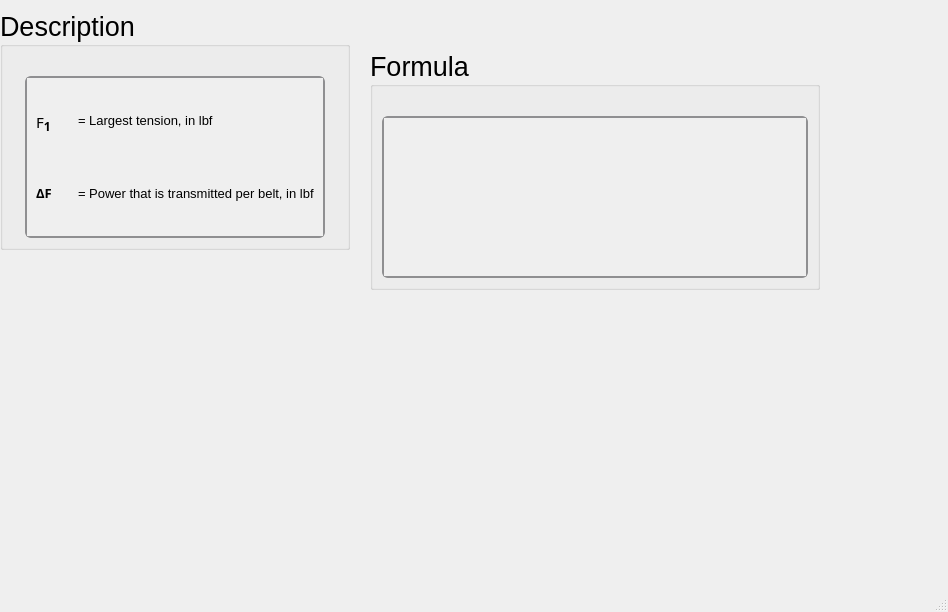
First picture: the form in ui/vbelt_f2leastten.ui, repository Ah00ra/HNNS, before the edit.
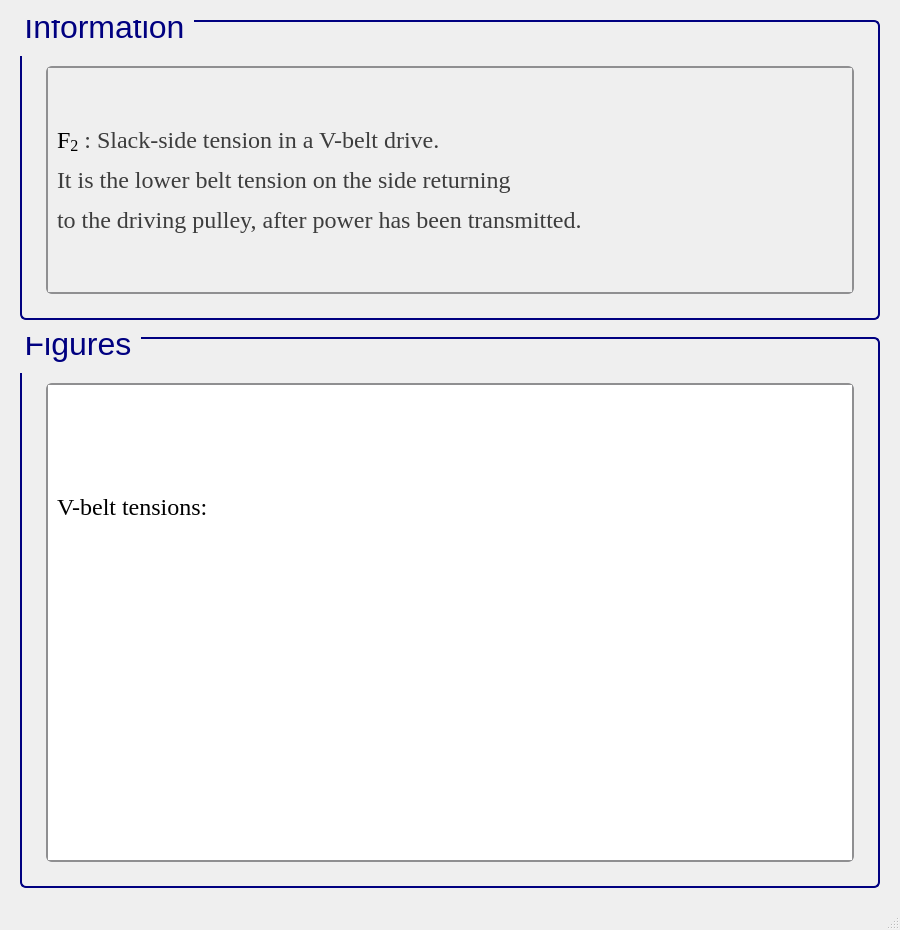
Second picture: the form after the edit. Icons and pictures are not drawn.

Commit message: Add ui info to vbelt

```diff
--- a/ui/vbelt_f2leastten.ui
+++ b/ui/vbelt_f2leastten.ui
@@ -6,23 +6,45 @@
    <rect>
     <x>0</x>
     <y>0</y>
-    <width>948</width>
-    <height>612</height>
+    <width>900</width>
+    <height>930</height>
    </rect>
   </property>
+  <property name="sizePolicy">
+   <sizepolicy hsizetype="Minimum" vsizetype="Minimum">
+    <horstretch>0</horstretch>
+    <verstretch>0</verstretch>
+   </sizepolicy>
+  </property>
+  <property name="minimumSize">
+   <size>
+    <width>900</width>
+    <height>930</height>
+   </size>
+  </property>
   <property name="windowTitle">
    <string>MainWindow</string>
   </property>
   <widget class="QWidget" name="centralwidget">
-   <widget class="QGroupBox" name="groupBox_423">
-    <property name="geometry">
-     <rect>
-      <x>0</x>
-      <y>10</y>
-      <width>350</width>
-      <height>240</height>
-     </rect>
-    </property>
+   <layout class="QGridLayout" name="gridLayout">
+    <item row="0" column="1">
+     <spacer name="verticalSpacer_26">
+      <property name="orientation">
+       <enum>Qt::Vertical</enum>
+      </property>
+      <property name="sizeType">
+       <enum>QSizePolicy::Fixed</enum>
+      </property>
+      <property name="sizeHint" stdset="0">
+       <size>
+        <width>839</width>
+        <height>11</height>
+       </size>
+      </property>
+     </spacer>
+    </item>
+    <item row="1" column="1">
+     <widget class="QGroupBox" name="groupBox_125">
     <property name="sizePolicy">
      <sizepolicy hsizetype="Minimum" vsizetype="Minimum">
       <horstretch>0</horstretch>
@@ -31,66 +53,72 @@
     </property>
     <property name="minimumSize">
      <size>
-      <width>350</width>
-      <height>0</height>
-     </size>
-    </property>
-    <property name="maximumSize">
-     <size>
-      <width>350</width>
-      <height>241</height>
+        <width>822</width>
+        <height>300</height>
      </size>
     </property>
     <property name="font">
      <font>
       <family>Segoe UI</family>
-      <pointsize>20</pointsize>
+        <pointsize>24</pointsize>
       <weight>50</weight>
       <italic>false</italic>
       <bold>false</bold>
      </font>
     </property>
+      <property name="styleSheet">
+       <string notr="true">QGroupBox {
+    border: 2px solid navy;
+    border-radius: 6px;
+    background-color: qlineargradient(x1:0, y1:0, x2:0, y2:1,
+                                      stop:0 #f6f7fa, stop:1 #dadbde);
+    font: 24pt &quot;Segoe UI&quot;;
+    padding: 5px; /* add padding inside the group box */
+    color: black;
+}
+QGroupBox::title {
+    subcontrol-origin: margin;
+    subcontrol-position: top left;
+    padding-left: 0px;
+    padding-right: 5px;
+    padding-top: 0px;
+    margin-top: -22px;  /* shift title up */
+    color: navy;
+    font-weight: bold;
+}
+</string>
+      </property>
     <property name="title">
-     <string>Description</string>
-    </property>
-    <layout class="QGridLayout" name="gridLayout_862">
-     <item row="0" column="0">
-      <spacer name="verticalSpacer_423">
+       <string>Information</string>
+      </property>
+      <layout class="QGridLayout" name="gridLayout_255">
+       <item row="1" column="2">
+        <spacer name="verticalSpacer_36">
        <property name="orientation">
-        <enum>Qt::Vertical</enum>
+          <enum>Qt::Horizontal</enum>
        </property>
        <property name="sizeType">
         <enum>QSizePolicy::Fixed</enum>
        </property>
        <property name="sizeHint" stdset="0">
         <size>
-         <width>20</width>
+           <width>10</width>
          <height>20</height>
         </size>
        </property>
       </spacer>
      </item>
-     <item row="1" column="0">
-      <widget class="QScrollArea" name="scrollArea_252">
+       <item row="1" column="1">
+        <widget class="QScrollArea" name="scrollArea_43">
        <property name="sizePolicy">
         <sizepolicy hsizetype="Minimum" vsizetype="Minimum">
          <horstretch>0</horstretch>
          <verstretch>0</verstretch>
         </sizepolicy>
        </property>
-       <property name="maximumSize">
-        <size>
-         <width>300</width>
-         <height>361</height>
-        </size>
-       </property>
        <property name="font">
         <font>
-         <family>Segoe UI</family>
          <pointsize>15</pointsize>
-         <weight>50</weight>
-         <italic>false</italic>
-         <bold>false</bold>
         </font>
        </property>
        <property name="styleSheet">
@@ -168,80 +196,121 @@
          <rect>
           <x>0</x>
           <y>0</y>
-          <width>296</width>
-          <height>146</height>
-         </rect>
-        </property>
-        <layout class="QGridLayout" name="gridLayout_863">
+            <width>774</width>
+            <height>212</height>
+           </rect>
+          </property>
+          <layout class="QGridLayout" name="gridLayout_3">
+           <item row="0" column="0">
+            <widget class="QLabel" name="label_3">
+             <property name="font">
+              <font>
+               <family>Times New Roman</family>
+               <pointsize>18</pointsize>
+               <weight>50</weight>
+               <bold>false</bold>
+              </font>
+             </property>
+             <property name="cursor">
+              <cursorShape>ArrowCursor</cursorShape>
+             </property>
+             <property name="frameShape">
+              <enum>QFrame::NoFrame</enum>
+             </property>
+             <property name="text">
+              <string>&lt;html&gt;&lt;head/&gt;&lt;body&gt;&lt;p&gt;&lt;span style=&quot; color:#000000;&quot;&gt;F&lt;/span&gt;&lt;span style=&quot; color:#000000; vertical-align:sub;&quot;&gt;2&lt;/span&gt;&lt;span style=&quot; color:#3d3d3d;&quot;&gt; : &lt;/span&gt;&lt;span style=&quot; color:#3d3d3d;&quot;&gt;S&lt;/span&gt;&lt;span style=&quot; color:#3d3d3d;&quot;&gt;lack-side tension&lt;/span&gt;&lt;span style=&quot; color:#3d3d3d;&quot;&gt; in a V-belt drive.&lt;/span&gt;&lt;/p&gt;&lt;p&gt;&lt;span style=&quot; color:#3d3d3d;&quot;&gt;It is the &lt;/span&gt;&lt;span style=&quot; color:#3d3d3d;&quot;&gt;lower belt tension on the side returning&lt;/span&gt;&lt;/p&gt;&lt;p&gt;&lt;span style=&quot; color:#3d3d3d;&quot;&gt;to the driving pulley&lt;/span&gt;&lt;span style=&quot; color:#3d3d3d;&quot;&gt;, after power has been transmitted.&lt;/span&gt;&lt;/p&gt;&lt;/body&gt;&lt;/html&gt;</string>
+             </property>
+            </widget>
+           </item>
+          </layout>
+         </widget>
+        </widget>
+       </item>
+       <item row="2" column="1">
+        <spacer name="verticalSpacer_37">
+         <property name="orientation">
+          <enum>Qt::Vertical</enum>
+         </property>
+         <property name="sizeType">
+          <enum>QSizePolicy::Fixed</enum>
+         </property>
+         <property name="sizeHint" stdset="0">
+          <size>
+           <width>10</width>
+           <height>10</height>
+          </size>
+         </property>
+        </spacer>
+       </item>
+       <item row="1" column="0">
+        <spacer name="verticalSpacer_34">
+         <property name="orientation">
+          <enum>Qt::Horizontal</enum>
+         </property>
+         <property name="sizeType">
+          <enum>QSizePolicy::Fixed</enum>
+         </property>
+         <property name="sizeHint" stdset="0">
+          <size>
+           <width>10</width>
+           <height>20</height>
+          </size>
+         </property>
+        </spacer>
+       </item>
+       <item row="0" column="1">
+        <spacer name="verticalSpacer_35">
+         <property name="orientation">
+          <enum>Qt::Vertical</enum>
+         </property>
+         <property name="sizeType">
+          <enum>QSizePolicy::Fixed</enum>
+         </property>
+         <property name="sizeHint" stdset="0">
+          <size>
+           <width>20</width>
+           <height>30</height>
+          </size>
+         </property>
+        </spacer>
+       </item>
+      </layout>
+     </widget>
+    </item>
+    <item row="2" column="1">
+     <spacer name="verticalSpacer_23">
+      <property name="orientation">
+       <enum>Qt::Vertical</enum>
+      </property>
+      <property name="sizeType">
+       <enum>QSizePolicy::Fixed</enum>
+      </property>
+      <property name="sizeHint" stdset="0">
+       <size>
+        <width>839</width>
+        <height>11</height>
+       </size>
+      </property>
+     </spacer>
+    </item>
          <item row="3" column="0">
-          <widget class="QLabel" name="label_569">
-           <property name="font">
-            <font>
-             <family>Segoe UI Variable Small Semibol</family>
-             <pointsize>11</pointsize>
-             <weight>75</weight>
-             <bold>true</bold>
-            </font>
-           </property>
-           <property name="text">
-            <string>&lt;html&gt;&lt;head/&gt;&lt;body&gt;&lt;p&gt;&lt;span style=&quot; font-size:10pt;&quot;&gt;ΔF&lt;/span&gt;&lt;/p&gt;&lt;/body&gt;&lt;/html&gt;</string>
-           </property>
-          </widget>
+     <spacer name="verticalSpacer_25">
+      <property name="orientation">
+       <enum>Qt::Horizontal</enum>
+      </property>
+      <property name="sizeType">
+       <enum>QSizePolicy::Fixed</enum>
+      </property>
+      <property name="sizeHint" stdset="0">
+       <size>
+        <width>11</width>
+        <height>492</height>
+       </size>
+      </property>
+     </spacer>
          </item>
          <item row="3" column="1">
-          <widget class="QLabel" name="htext_1573">
-           <property name="font">
-            <font>
-             <pointsize>10</pointsize>
-            </font>
-           </property>
-           <property name="text">
-            <string>&lt;html&gt;&lt;head/&gt;&lt;body&gt;&lt;p&gt;= Power that is transmitted per belt, in lbf&lt;/p&gt;&lt;/body&gt;&lt;/html&gt;</string>
-           </property>
-          </widget>
-         </item>
-         <item row="0" column="1">
-          <widget class="QLabel" name="htext_1575">
-           <property name="font">
-            <font>
-             <pointsize>10</pointsize>
-            </font>
-           </property>
-           <property name="text">
-            <string>&lt;html&gt;&lt;head/&gt;&lt;body&gt;&lt;p&gt;= Largest tension, in lbf&lt;/p&gt;&lt;/body&gt;&lt;/html&gt;</string>
-           </property>
-          </widget>
-         </item>
-         <item row="0" column="0">
-          <widget class="QLabel" name="label_571">
-           <property name="font">
-            <font>
-             <family>Segoe UI Variable Small Semibol</family>
-             <pointsize>11</pointsize>
-             <weight>75</weight>
-             <bold>true</bold>
-            </font>
-           </property>
-           <property name="text">
-            <string>&lt;html&gt;&lt;head/&gt;&lt;body&gt;&lt;p&gt;&lt;span style=&quot; font-weight:400;&quot;&gt;F&lt;/span&gt;&lt;span style=&quot; font-size:14pt; vertical-align:sub;&quot;&gt;1&lt;/span&gt;&lt;/p&gt;&lt;/body&gt;&lt;/html&gt;</string>
-           </property>
-          </widget>
-         </item>
-        </layout>
-       </widget>
-      </widget>
-     </item>
-    </layout>
-   </widget>
-   <widget class="QGroupBox" name="groupBox_422">
-    <property name="geometry">
-     <rect>
-      <x>370</x>
-      <y>50</y>
-      <width>450</width>
-      <height>240</height>
-     </rect>
-    </property>
+     <widget class="QGroupBox" name="groupBox_42">
     <property name="sizePolicy">
      <sizepolicy hsizetype="Minimum" vsizetype="Minimum">
       <horstretch>0</horstretch>
@@ -250,57 +319,190 @@
     </property>
     <property name="minimumSize">
      <size>
-      <width>450</width>
-      <height>0</height>
-     </size>
-    </property>
-    <property name="maximumSize">
-     <size>
-      <width>450</width>
-      <height>241</height>
+        <width>822</width>
+        <height>350</height>
      </size>
     </property>
     <property name="font">
      <font>
       <family>Segoe UI</family>
-      <pointsize>20</pointsize>
+        <pointsize>24</pointsize>
       <weight>50</weight>
       <italic>false</italic>
       <bold>false</bold>
      </font>
     </property>
+      <property name="styleSheet">
+       <string notr="true">/* GroupBox styling */
+QGroupBox {
+    border: 2px solid navy;
+    border-radius: 6px;
+    background-color: qlineargradient(x1:0, y1:0, x2:0, y2:1,
+    stop:0 #f6f7fa, stop:1 #dadbde);
+    font: 24pt &quot;Segoe UI&quot;;
+    padding: 5px;
+    color: black;
+}
+
+/* GroupBox title styling */
+QGroupBox::title {
+    subcontrol-origin: margin;
+    subcontrol-position: top left;
+    padding-left: 0px;
+    padding-right: 5px;
+    padding-top: 0px;
+    margin-top: -22px;
+    color: navy;
+    font-weight: bold;
+}
+
+/* Make QScrollArea (only within GroupBox) have a white background with correct border */
+QGroupBox QScrollArea {
+    background-color: white !important;
+    border: 2px solid #8f8f91;
+    border-radius: 6px;
+}
+
+/* Make QScrollArea's viewport white as well */
+QGroupBox QScrollArea QWidget {
+    background-color: white !important;
+}
+
+/* Scrollbar styling inside QScrollArea in QGroupBox */
+QGroupBox QScrollArea QScrollBar:vertical, QGroupBox QScrollArea QScrollBar:horizontal {
+    background: qlineargradient(x1:0, y1:0, x2:0, y2:1,
+    stop:0 #f6f7fa, stop:1 #dadbde);
+    border: 2px solid #8f8f91;
+    border-radius: 6px;
+    width: 14px;
+    height: 14px;
+    margin: 2px 0 2px 0;
+}
+
+/* Remove bottom button of vertical scrollbar */
+QGroupBox QScrollArea QScrollBar::add-line:vertical {
+    height: 0px;
+    width: 0px;
+    border: none;
+    background: none;
+    margin: 0px;
+    padding: 0px;
+}
+
+/* Scrollbar handle */
+QGroupBox QScrollArea QScrollBar::handle:vertical, QGroupBox QScrollArea QScrollBar::handle:horizontal {
+    background: qlineargradient(x1:0, y1:0, x2:0, y2:1,
+    stop:0 #8f8f91, stop:1 #6f6f71);
+    min-height: 20px;
+    border-radius: 6px;
+    border: 1px solid #6f6f71;
+}
+
+QGroupBox QScrollArea QScrollBar::handle:vertical:hover, QGroupBox QScrollArea QScrollBar::handle:horizontal:hover {
+    background: qlineargradient(x1:0, y1:0, x2:0, y2:1,
+    stop:0 #6f6f71, stop:1 #4f4f51);
+    border: 1px solid #4f4f51;
+}
+
+/* Scrollbar sub-line buttons */
+QGroupBox QScrollArea QScrollBar::sub-line:vertical, QGroupBox QScrollArea QScrollBar::add-line:horizontal, QGroupBox QScrollArea QScrollBar::sub-line:horizontal {
+    background: #8f8f91;
+    border: none;
+    border-radius: 3px;
+    height: 14px;
+    width: 14px;
+    subcontrol-origin: margin;
+}
+
+QGroupBox QScrollArea QScrollBar::sub-line:vertical:hover, QGroupBox QScrollArea QScrollBar::add-line:horizontal:hover, QGroupBox QScrollArea QScrollBar::sub-line:horizontal:hover {
+    background: #6f6f71;
+}
+
+/* Transparent page areas */
+QGroupBox QScrollArea QScrollBar::add-page:vertical, QGroupBox QScrollArea QScrollBar::sub-page:vertical,
+QGroupBox QScrollArea QScrollBar::add-page:horizontal, QGroupBox QScrollArea QScrollBar::sub-page:horizontal {
+    background: transparent;
+}
+</string>
+      </property>
     <property name="title">
-     <string>Formula</string>
-    </property>
-    <layout class="QGridLayout" name="gridLayout_860">
+       <string>Figures</string>
+      </property>
+      <layout class="QGridLayout" name="gridLayout_2">
+       <item row="0" column="1">
+        <spacer name="verticalSpacer_41">
+         <property name="orientation">
+          <enum>Qt::Vertical</enum>
+         </property>
+         <property name="sizeType">
+          <enum>QSizePolicy::Fixed</enum>
+         </property>
+         <property name="sizeHint" stdset="0">
+          <size>
+           <width>20</width>
+           <height>30</height>
+          </size>
+         </property>
+        </spacer>
+       </item>
      <item row="1" column="0">
-      <widget class="QScrollArea" name="scrollArea_251">
-       <property name="sizePolicy">
-        <sizepolicy hsizetype="Minimum" vsizetype="Minimum">
-         <horstretch>0</horstretch>
-         <verstretch>0</verstretch>
-        </sizepolicy>
-       </property>
-       <property name="font">
-        <font>
-         <family>Segoe UI</family>
-         <pointsize>15</pointsize>
-         <weight>50</weight>
-         <italic>false</italic>
-         <bold>false</bold>
-        </font>
-       </property>
+        <spacer name="verticalSpacer_39">
+         <property name="orientation">
+          <enum>Qt::Horizontal</enum>
+         </property>
+         <property name="sizeType">
+          <enum>QSizePolicy::Fixed</enum>
+         </property>
+         <property name="sizeHint" stdset="0">
+          <size>
+           <width>10</width>
+           <height>20</height>
+          </size>
+         </property>
+        </spacer>
+       </item>
+       <item row="1" column="1">
+        <widget class="QScrollArea" name="scrollArea_3">
        <property name="styleSheet">
-        <string notr="true">QScrollArea {
-    background: qlineargradient(x1:0, y1:0, x2:0, y2:1,
-                               stop:0 #f6f7fa, stop:1 #dadbde);
+          <string notr="true">/* GroupBox styling */
+QGroupBox {
+    border: 2px solid navy;
+    border-radius: 6px;
+    background-color: qlineargradient(x1:0, y1:0, x2:0, y2:1,
+    stop:0 #f6f7fa, stop:1 #dadbde);
+    font: 20pt &quot;Segoe UI&quot;;
+    padding: 5px;
+    color: black;
+}
+
+/* GroupBox title styling */
+QGroupBox::title {
+    subcontrol-origin: margin;
+    subcontrol-position: top left;
+    padding-left: 0px;
+    padding-right: 5px;
+    padding-top: 0px;
+    margin-top: -20px;
+    color: navy;
+    font-weight: bold;
+}
+
+/* Make QScrollArea (only within GroupBox) have a white background with correct border */
+QGroupBox QScrollArea {
+    background-color: white !important;
     border: 2px solid #8f8f91;
     border-radius: 6px;
 }
 
-QScrollArea QScrollBar:vertical, QScrollArea QScrollBar:horizontal {
+/* Make QScrollArea's viewport white as well */
+QGroupBox QScrollArea QWidget {
+    background-color: white !important;
+}
+
+/* Scrollbar styling inside QScrollArea in QGroupBox */
+QGroupBox QScrollArea QScrollBar:vertical, QGroupBox QScrollArea QScrollBar:horizontal {
     background: qlineargradient(x1:0, y1:0, x2:0, y2:1,
-                               stop:0 #f6f7fa, stop:1 #dadbde);
+    stop:0 #f6f7fa, stop:1 #dadbde);
     border: 2px solid #8f8f91;
     border-radius: 6px;
     width: 14px;
@@ -308,8 +510,8 @@
     margin: 2px 0 2px 0;
 }
 
-/* Completely remove the bottom button of the vertical scrollbar */
-QScrollArea QScrollBar::add-line:vertical {
+/* Remove bottom button of vertical scrollbar */
+QGroupBox QScrollArea QScrollBar::add-line:vertical {
     height: 0px;
     width: 0px;
     border: none;
@@ -318,9 +520,10 @@
     padding: 0px;
 }
 
-QScrollArea QScrollBar::handle:vertical, QScrollArea QScrollBar::handle:horizontal {
+/* Scrollbar handle */
+QGroupBox QScrollArea QScrollBar::handle:vertical, QGroupBox QScrollArea QScrollBar::handle:horizontal {
     background: qlineargradient(x1:0, y1:0, x2:0, y2:1,
-                               stop:0 #8f8f91, stop:1 #6f6f71);
+    stop:0 #8f8f91, stop:1 #6f6f71);
     min-height: 20px;
     border-radius: 6px;
     border: 1px solid #6f6f71;
@@ -332,7 +535,8 @@
     border: 1px solid #4f4f51;
 }
 
-QScrollArea QScrollBar::sub-line:vertical, QScrollArea QScrollBar::add-line:horizontal, QScrollArea QScrollBar::sub-line:horizontal {
+/* Scrollbar sub-line buttons */
+QGroupBox QScrollArea QScrollBar::sub-line:vertical, QGroupBox QScrollArea QScrollBar::add-line:horizontal, QGroupBox QScrollArea QScrollBar::sub-line:horizontal {
     background: #8f8f91;
     border: none;
     border-radius: 3px;
@@ -345,44 +549,54 @@
     background: #6f6f71;
 }
 
-QScrollArea QScrollBar::add-page:vertical, QScrollArea QScrollBar::sub-page:vertical,
-QScrollArea QScrollBar::add-page:horizontal, QScrollArea QScrollBar::sub-page:horizontal {
+/* Transparent page areas */
+QGroupBox QScrollArea QScrollBar::add-page:vertical, QGroupBox QScrollArea QScrollBar::sub-page:vertical,
+QGroupBox QScrollArea QScrollBar::add-page:horizontal, QGroupBox QScrollArea QScrollBar::sub-page:horizontal {
     background: transparent;
 }
 </string>
        </property>
-       <property name="verticalScrollBarPolicy">
-        <enum>Qt::ScrollBarAsNeeded</enum>
-       </property>
        <property name="widgetResizable">
         <bool>true</bool>
        </property>
-       <widget class="QWidget" name="scrollAreaWidgetContents_251">
+         <widget class="QWidget" name="scrollAreaWidgetContents_3">
         <property name="geometry">
          <rect>
           <x>0</x>
           <y>0</y>
-          <width>422</width>
-          <height>146</height>
-         </rect>
-        </property>
-        <layout class="QGridLayout" name="gridLayout_861">
+            <width>980</width>
+            <height>788</height>
+           </rect>
+          </property>
+          <layout class="QGridLayout" name="gridLayout_4">
          <item row="0" column="0">
           <widget class="QLabel" name="htext_1571">
            <property name="font">
             <font>
-             <family>MS Shell Dlg 2</family>
-             <pointsize>11</pointsize>
+               <family>Times New Roman</family>
+               <pointsize>18</pointsize>
              <weight>50</weight>
-             <italic>false</italic>
              <bold>false</bold>
             </font>
            </property>
+             <property name="cursor">
+              <cursorShape>ArrowCursor</cursorShape>
+             </property>
+             <property name="frameShape">
+              <enum>QFrame::NoFrame</enum>
+             </property>
            <property name="text">
-            <string>&lt;html&gt;&lt;head/&gt;&lt;body&gt;&lt;p&gt;&lt;img src=&quot;:/desc/images/F2 vbelt.png&quot;/&gt;&lt;/p&gt;&lt;/body&gt;&lt;/html&gt;</string>
-           </property>
-           <property name="scaledContents">
-            <bool>true</bool>
+              <string>&lt;html&gt;&lt;head/&gt;&lt;body&gt;&lt;p&gt;V-belt tensions:&lt;/p&gt;&lt;/body&gt;&lt;/html&gt;</string>
+             </property>
+            </widget>
+           </item>
+           <item row="1" column="0">
+            <widget class="QLabel" name="label">
+             <property name="frameShape">
+              <enum>QFrame::NoFrame</enum>
+             </property>
+             <property name="text">
+              <string>&lt;html&gt;&lt;head/&gt;&lt;body&gt;&lt;p&gt;&lt;img src=&quot;:/info/info/V-belt tensions..png&quot;/&gt;&lt;/p&gt;&lt;/body&gt;&lt;/html&gt;</string>
            </property>
           </widget>
          </item>
@@ -390,24 +604,74 @@
        </widget>
       </widget>
      </item>
-     <item row="0" column="0">
-      <spacer name="verticalSpacer_422">
+       <item row="1" column="2">
+        <spacer name="verticalSpacer_40">
        <property name="orientation">
-        <enum>Qt::Vertical</enum>
+          <enum>Qt::Horizontal</enum>
        </property>
        <property name="sizeType">
         <enum>QSizePolicy::Fixed</enum>
        </property>
        <property name="sizeHint" stdset="0">
         <size>
-         <width>20</width>
+           <width>10</width>
          <height>20</height>
         </size>
        </property>
       </spacer>
      </item>
-    </layout>
-   </widget>
+       <item row="2" column="1">
+        <spacer name="verticalSpacer_38">
+         <property name="orientation">
+          <enum>Qt::Vertical</enum>
+         </property>
+         <property name="sizeType">
+          <enum>QSizePolicy::Fixed</enum>
+         </property>
+         <property name="sizeHint" stdset="0">
+          <size>
+           <width>10</width>
+           <height>10</height>
+          </size>
+         </property>
+        </spacer>
+       </item>
+      </layout>
+     </widget>
+    </item>
+    <item row="3" column="2">
+     <spacer name="verticalSpacer_28">
+      <property name="orientation">
+       <enum>Qt::Horizontal</enum>
+      </property>
+      <property name="sizeType">
+       <enum>QSizePolicy::Fixed</enum>
+      </property>
+      <property name="sizeHint" stdset="0">
+       <size>
+        <width>11</width>
+        <height>492</height>
+       </size>
+      </property>
+     </spacer>
+    </item>
+    <item row="4" column="1">
+     <spacer name="verticalSpacer_27">
+      <property name="orientation">
+       <enum>Qt::Vertical</enum>
+      </property>
+      <property name="sizeType">
+       <enum>QSizePolicy::Fixed</enum>
+      </property>
+      <property name="sizeHint" stdset="0">
+       <size>
+        <width>839</width>
+        <height>11</height>
+       </size>
+      </property>
+     </spacer>
+    </item>
+   </layout>
   </widget>
   <widget class="QMenuBar" name="menubar">
    <property name="geometry">
```
Left out of the diff: 18 changed lines with no effect on the pictures. Lines whose indentation alone changed are shown as unchanged. The commit also changes 33 other files.
